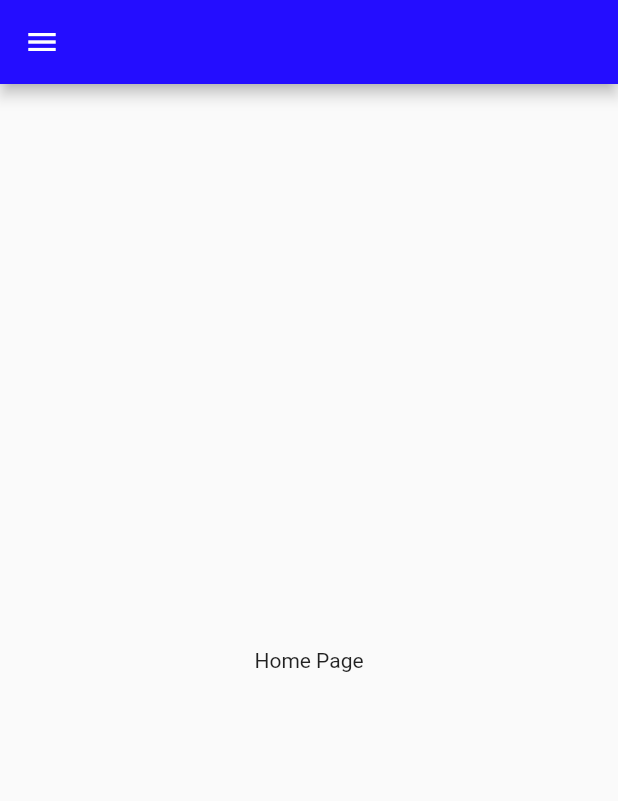
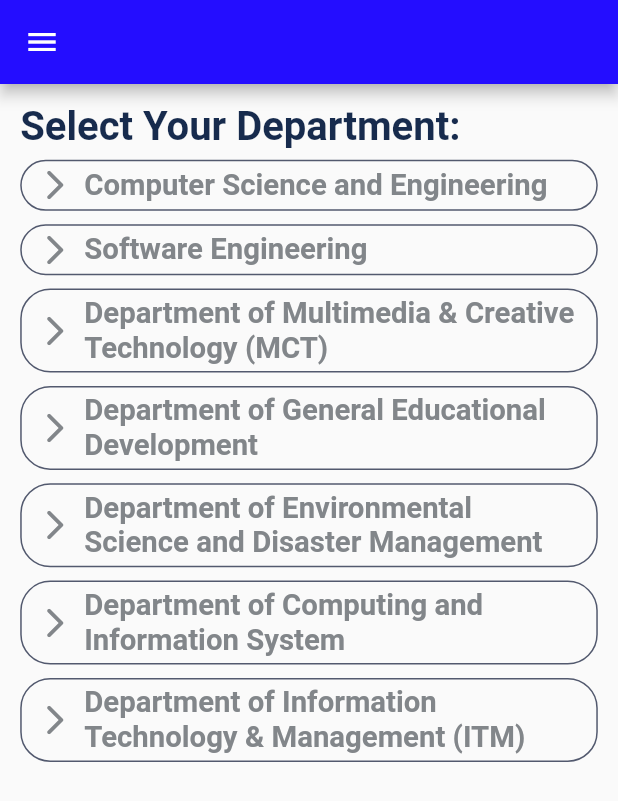
Before and after one commit to tridip898/diu_teacher_initial_app, a Flutter app: the HomeScreen screen opened by its route, on a phone screen of 412 x 824 dp. Shown: the top 801 px of the screen. Run offline on Flutter 3.47's test engine with Material 2 defaults, Android fonts, the phone set to English and light mode, and no system bars; our stand-ins replace firebase_auth, firebase_core, flutter_screenutil, get, google_fonts, google_sign_in and 1 more; accounts and stored records are empty; network calls fail.

Commit message:
teacher list

```diff
--- a/lib/constants/app_pages_constant.dart
+++ b/lib/constants/app_pages_constant.dart
@@ -3,4 +3,6 @@ class AppRoutesConstant {
   static const login = '/login';
   static const signup = '/signup';
   static const homePage = '/homePage';
+  static const teachersList = '/teacherList';
+  static const teacherDetails = '/teacherDetails';
 }
--- a/lib/constants/app_widgets.dart
+++ b/lib/constants/app_widgets.dart
@@ -95,7 +95,7 @@ class AppWidgets {
     return const Divider(
       color: AppColors.dividerColor,
       height: 10,
-      thickness: 0.2,
+      thickness: 1,
     );
   }
 
--- /dev/null
+++ b/lib/controller/home_controller.dart
@@ -0,0 +1,9 @@
+import 'package:get/get.dart';
+
+import '../models/teacher_initial_model.dart';
+
+class HomeController extends GetxController {
+  final List<TeacherInitialModel> teacherModel = <TeacherInitialModel>[].obs;
+
+  final List<TeacherInitialModel> teacher = teachers.obs;
+}
--- /dev/null
+++ b/lib/models/teacher_initial_model.dart
@@ -0,0 +1,348 @@
+class TeacherInitialModel {
+  final String department;
+  final List<Teacher> teachers;
+
+  TeacherInitialModel({
+    required this.department,
+    required this.teachers,
+  });
+}
+
+// class Department {
+//   final String id;
+//   final String deptName;
+//
+//   Department({
+//     required this.id,
+//     required this.deptName,
+//   });
+// }
+
+class Teacher {
+  final String name;
+  final String designation;
+  final String phone;
+  final String image;
+  final String dept;
+  final String email;
+  final String employID;
+
+  Teacher({
+    required this.name,
+    required this.designation,
+    required this.phone,
+    required this.image,
+    required this.dept,
+    required this.email,
+    required this.employID,
+  });
+}
+
+List<TeacherInitialModel> teachers = [
+  TeacherInitialModel(
+      department: "Computer Science and Engineering",
+      teachers: [
+        Teacher(
+            name: "Professor Dr. Touhid Bhuiyan",
+            designation: "Professor & Head",
+            phone: "+880 1847140016",
+            image: "assets/png/diu_logo.png",
+            dept: "CSE",
+            email: "headcse@daffodilvarsity.edu.bd",
+            employID: "710001029"),
+        Teacher(
+            name: "Professor Dr. Md. Ismail Jabiullah",
+            designation: "Professor",
+            phone: "01819299960",
+            image: "assets/png/diu_logo.png",
+            dept: "CSE",
+            email: "headcse@daffodilvarsity.edu.bd",
+            employID: "710001029"),
+        Teacher(
+            name: "Professor Md. Monzur Morshed, PhD",
+            designation: "Professor",
+            phone: "+880 1847140016",
+            image: "assets/png/diu_logo.png",
+            dept: "CSE",
+            email: "headcse@daffodilvarsity.edu.bd",
+            employID: "710001029"),
+        Teacher(
+            name: "Dr. Mohammad Shamsul Arefin",
+            designation: "Professor",
+            phone: "+880 1847140016",
+            image: "assets/png/diu_logo.png",
+            dept: "CSE",
+            email: "headcse@daffodilvarsity.edu.bd",
+            employID: "710001029"),
+        Teacher(
+            name: "Dr. Sheak Rashed Haider Noori",
+            designation: "Professor & Associate Head",
+            phone: "+880 1847140016",
+            image: "assets/png/diu_logo.png",
+            dept: "CSE",
+            email: "headcse@daffodilvarsity.edu.bd",
+            employID: "710001029"),
+      ]),
+  TeacherInitialModel(department: "Software Engineering", teachers: [
+    Teacher(
+        name: "Professor Dr. Touhid Bhuiyan",
+        designation: "Professor & Head",
+        phone: "+880 1847140016",
+        image: "assets/png/diu_logo.png",
+        dept: "CSE",
+        email: "headcse@daffodilvarsity.edu.bd",
+        employID: "710001029"),
+    Teacher(
+        name: "Professor Dr. Md. Ismail Jabiullah",
+        designation: "Professor",
+        phone: "01819299960",
+        image: "assets/png/diu_logo.png",
+        dept: "CSE",
+        email: "headcse@daffodilvarsity.edu.bd",
+        employID: "710001029"),
+    Teacher(
+        name: "Professor Md. Monzur Morshed, PhD",
+        designation: "Professor",
+        phone: "+880 1847140016",
+        image: "assets/png/diu_logo.png",
+        dept: "CSE",
+        email: "headcse@daffodilvarsity.edu.bd",
+        employID: "710001029"),
+    Teacher(
+        name: "Dr. Mohammad Shamsul Arefin",
+        designation: "Professor",
+        phone: "+880 1847140016",
+        image: "assets/png/diu_logo.png",
+        dept: "CSE",
+        email: "headcse@daffodilvarsity.edu.bd",
+        employID: "710001029"),
+    Teacher(
+        name: "Dr. Sheak Rashed Haider Noori",
+        designation: "Professor & Associate Head",
+        phone: "+880 1847140016",
+        image: "assets/png/diu_logo.png",
+        dept: "CSE",
+        email: "headcse@daffodilvarsity.edu.bd",
+        employID: "710001029"),
+  ]),
+  TeacherInitialModel(
+      department: "Department of Multimedia & Creative Technology (MCT)",
+      teachers: [
+        Teacher(
+            name: "Professor Dr. Touhid Bhuiyan",
+            designation: "Professor & Head",
+            phone: "+880 1847140016",
+            image: "assets/png/diu_logo.png",
+            dept: "CSE",
+            email: "headcse@daffodilvarsity.edu.bd",
+            employID: "710001029"),
+        Teacher(
+            name: "Professor Dr. Md. Ismail Jabiullah",
+            designation: "Professor",
+            phone: "01819299960",
+            image: "assets/png/diu_logo.png",
+            dept: "CSE",
+            email: "headcse@daffodilvarsity.edu.bd",
+            employID: "710001029"),
+        Teacher(
+            name: "Professor Md. Monzur Morshed, PhD",
+            designation: "Professor",
+            phone: "+880 1847140016",
+            image: "assets/png/diu_logo.png",
+            dept: "CSE",
+            email: "headcse@daffodilvarsity.edu.bd",
+            employID: "710001029"),
+        Teacher(
+            name: "Dr. Mohammad Shamsul Arefin",
+            designation: "Professor",
+            phone: "+880 1847140016",
+            image: "assets/png/diu_logo.png",
+            dept: "CSE",
+            email: "headcse@daffodilvarsity.edu.bd",
+            employID: "710001029"),
+        Teacher(
+            name: "Dr. Sheak Rashed Haider Noori",
+            designation: "Professor & Associate Head",
+            phone: "+880 1847140016",
+            image: "assets/png/diu_logo.png",
+            dept: "CSE",
+            email: "headcse@daffodilvarsity.edu.bd",
+            employID: "710001029"),
+      ]),
+  TeacherInitialModel(
+      department: "Department of General Educational Development",
+      teachers: [
+        Teacher(
+            name: "Professor Dr. Touhid Bhuiyan",
+            designation: "Professor & Head",
+            phone: "+880 1847140016",
+            image: "assets/png/diu_logo.png",
+            dept: "CSE",
+            email: "headcse@daffodilvarsity.edu.bd",
+            employID: "710001029"),
+        Teacher(
+            name: "Professor Dr. Md. Ismail Jabiullah",
+            designation: "Professor",
+            phone: "01819299960",
+            image: "assets/png/diu_logo.png",
+            dept: "CSE",
+            email: "headcse@daffodilvarsity.edu.bd",
+            employID: "710001029"),
+        Teacher(
+            name: "Professor Md. Monzur Morshed, PhD",
+            designation: "Professor",
+            phone: "+880 1847140016",
+            image: "assets/png/diu_logo.png",
+            dept: "CSE",
+            email: "headcse@daffodilvarsity.edu.bd",
+            employID: "710001029"),
+        Teacher(
+            name: "Dr. Mohammad Shamsul Arefin",
+            designation: "Professor",
+            phone: "+880 1847140016",
+            image: "assets/png/diu_logo.png",
+            dept: "CSE",
+            email: "headcse@daffodilvarsity.edu.bd",
+            employID: "710001029"),
+        Teacher(
+            name: "Dr. Sheak Rashed Haider Noori",
+            designation: "Professor & Associate Head",
+            phone: "+880 1847140016",
+            image: "assets/png/diu_logo.png",
+            dept: "CSE",
+            email: "headcse@daffodilvarsity.edu.bd",
+            employID: "710001029"),
+      ]),
+  TeacherInitialModel(
+      department: "Department of Environmental Science and Disaster Management",
+      teachers: [
+        Teacher(
+            name: "Professor Dr. Touhid Bhuiyan",
+            designation: "Professor & Head",
+            phone: "+880 1847140016",
+            image: "assets/png/diu_logo.png",
+            dept: "CSE",
+            email: "headcse@daffodilvarsity.edu.bd",
+            employID: "710001029"),
+        Teacher(
+            name: "Professor Dr. Md. Ismail Jabiullah",
+            designation: "Professor",
+            phone: "01819299960",
+            image: "assets/png/diu_logo.png",
+            dept: "CSE",
+            email: "headcse@daffodilvarsity.edu.bd",
+            employID: "710001029"),
+        Teacher(
+            name: "Professor Md. Monzur Morshed, PhD",
+            designation: "Professor",
+            phone: "+880 1847140016",
+            image: "assets/png/diu_logo.png",
+            dept: "CSE",
+            email: "headcse@daffodilvarsity.edu.bd",
+            employID: "710001029"),
+        Teacher(
+            name: "Dr. Mohammad Shamsul Arefin",
+            designation: "Professor",
+            phone: "+880 1847140016",
+            image: "assets/png/diu_logo.png",
+            dept: "CSE",
+            email: "headcse@daffodilvarsity.edu.bd",
+            employID: "710001029"),
+        Teacher(
+            name: "Dr. Sheak Rashed Haider Noori",
+            designation: "Professor & Associate Head",
+            phone: "+880 1847140016",
+            image: "assets/png/diu_logo.png",
+            dept: "CSE",
+            email: "headcse@daffodilvarsity.edu.bd",
+            employID: "710001029"),
+      ]),
+  TeacherInitialModel(
+      department: "Department of Computing and Information System",
+      teachers: [
+        Teacher(
+            name: "Professor Dr. Touhid Bhuiyan",
+            designation: "Professor & Head",
+            phone: "+880 1847140016",
+            image: "assets/png/diu_logo.png",
+            dept: "CSE",
+            email: "headcse@daffodilvarsity.edu.bd",
+            employID: "710001029"),
+        Teacher(
+            name: "Professor Dr. Md. Ismail Jabiullah",
+            designation: "Professor",
+            phone: "01819299960",
+            image: "assets/png/diu_logo.png",
+            dept: "CSE",
+            email: "headcse@daffodilvarsity.edu.bd",
+            employID: "710001029"),
+        Teacher(
+            name: "Professor Md. Monzur Morshed, PhD",
+            designation: "Professor",
+            phone: "+880 1847140016",
+            image: "assets/png/diu_logo.png",
+            dept: "CSE",
+            email: "headcse@daffodilvarsity.edu.bd",
+            employID: "710001029"),
+        Teacher(
+            name: "Dr. Mohammad Shamsul Arefin",
+            designation: "Professor",
+            phone: "+880 1847140016",
+            image: "assets/png/diu_logo.png",
+            dept: "CSE",
+            email: "headcse@daffodilvarsity.edu.bd",
+            employID: "710001029"),
+        Teacher(
+            name: "Dr. Sheak Rashed Haider Noori",
+            designation: "Professor & Associate Head",
+            phone: "+880 1847140016",
+            image: "assets/png/diu_logo.png",
+            dept: "CSE",
+            email: "headcse@daffodilvarsity.edu.bd",
+            employID: "710001029"),
+      ]),
+  TeacherInitialModel(
+      department: "Department of Information Technology & Management (ITM)",
+      teachers: [
+        Teacher(
+            name: "Professor Dr. Touhid Bhuiyan",
+            designation: "Professor & Head",
+            phone: "+880 1847140016",
+            image: "assets/png/diu_logo.png",
+            dept: "CSE",
+            email: "headcse@daffodilvarsity.edu.bd",
+            employID: "710001029"),
+        Teacher(
+            name: "Professor Dr. Md. Ismail Jabiullah",
+            designation: "Professor",
+            phone: "01819299960",
+            image: "assets/png/diu_logo.png",
+            dept: "CSE",
+            email: "headcse@daffodilvarsity.edu.bd",
+            employID: "710001029"),
+        Teacher(
+            name: "Professor Md. Monzur Morshed, PhD",
+            designation: "Professor",
+            phone: "+880 1847140016",
+            image: "assets/png/diu_logo.png",
+            dept: "CSE",
+            email: "headcse@daffodilvarsity.edu.bd",
+            employID: "710001029"),
+        Teacher(
+            name: "Dr. Mohammad Shamsul Arefin",
+            designation: "Professor",
+            phone: "+880 1847140016",
+            image: "assets/png/diu_logo.png",
+            dept: "CSE",
+            email: "headcse@daffodilvarsity.edu.bd",
+            employID: "710001029"),
+        Teacher(
+            name: "Dr. Sheak Rashed Haider Noori",
+            designation: "Professor & Associate Head",
+            phone: "+880 1847140016",
+            image: "assets/png/diu_logo.png",
+            dept: "CSE",
+            email: "headcse@daffodilvarsity.edu.bd",
+            employID: "710001029"),
+      ]),
+];
--- a/lib/screens/home_screen.dart
+++ b/lib/screens/home_screen.dart
@@ -1,13 +1,20 @@
 import 'package:diu_teacher_initial_app/constants/app_colors.dart';
+import 'package:diu_teacher_initial_app/constants/app_constant.dart';
+import 'package:diu_teacher_initial_app/constants/app_pages_constant.dart';
 import 'package:diu_teacher_initial_app/constants/app_style.dart';
 import 'package:diu_teacher_initial_app/constants/app_widgets.dart';
 import 'package:diu_teacher_initial_app/controller/auth_controller.dart';
+import 'package:diu_teacher_initial_app/controller/home_controller.dart';
+import 'package:diu_teacher_initial_app/models/teacher_initial_model.dart';
 import 'package:flutter/material.dart';
 import 'package:flutter/services.dart';
 import 'package:flutter_screenutil/flutter_screenutil.dart';
+import 'package:get/get.dart';
 
 class HomeScreen extends StatelessWidget {
-  const HomeScreen({super.key});
+  HomeScreen({super.key});
+
+  final controller = Get.put(HomeController());
 
   @override
   Widget build(BuildContext context) {
@@ -63,19 +70,73 @@ class HomeScreen extends StatelessWidget {
                   size: 25,
                   color: AppColors.darkPurple,
                 ),
-                onTap: (){
+                onTap: () {
                   AuthController.instance.signOut();
                 },
               )
             ],
           ),
         ),
-        body: const Center(
+        body: Padding(
+          padding: mainPaddingAll(scale: 0.7),
           child: Column(
-            crossAxisAlignment: CrossAxisAlignment.center,
-            mainAxisAlignment: MainAxisAlignment.center,
+            crossAxisAlignment: CrossAxisAlignment.start,
             children: [
-              Text("Home Page"),
+              Text(
+                "Select Your Department: ",
+                style: textHeaderStyle(),
+              ),
+              AppWidgets().gapH8(),
+              Expanded(
+                child: ListView.builder(
+                    itemCount: teachers.length,
+                    itemBuilder: (context, index) {
+                      return Column(
+                        crossAxisAlignment: CrossAxisAlignment.start,
+                        children: [
+                          GestureDetector(
+                            onTap: () {
+                              Get.toNamed(AppRoutesConstant.teachersList,
+                                  arguments: [
+                                    teachers[index].department,
+                                    teachers[index].teachers
+                                  ]);
+                            },
+                            child: Container(
+                              padding: const EdgeInsets.symmetric(
+                                  horizontal: 10, vertical: 4),
+                              decoration: BoxDecoration(
+                                  border: Border.all(
+                                      color: AppColors.grey, width: 1),
+                                  borderRadius: cornerRadius(20)),
+                              child: Row(
+                                mainAxisAlignment: MainAxisAlignment.start,
+                                children: [
+                                  const Icon(
+                                    Icons.arrow_forward_ios_rounded,
+                                    color: AppColors.textGrey,
+                                  ),
+                                  AppWidgets().gapW8(),
+                                  Expanded(
+                                    child: Text(
+                                      teachers[index].department,
+                                      maxLines: 2,
+                                      overflow: TextOverflow.ellipsis,
+                                      style: textHeaderStyle(
+                                          fontSize: 22,
+                                          fontWeight: FontWeight.w600,
+                                          color: AppColors.textGrey),
+                                    ),
+                                  ),
+                                ],
+                              ),
+                            ),
+                          ),
+                          AppWidgets().gapH(10)
+                        ],
+                      );
+                    }),
+              )
             ],
           ),
         ),
```
Also changed, not shown: lib/constants/app_style.dart (+6 -6 lines), lib/controller/auth_controller.dart (+8 -8 lines), lib/controller/teacher_list_controller.dart (added, +43 -0 lines), lib/main.dart (+8 -2 lines), lib/screens/teacher_details.dart (added, +15 -0 lines), lib/screens/teacher_list.dart (added, +176 -0 lines).
